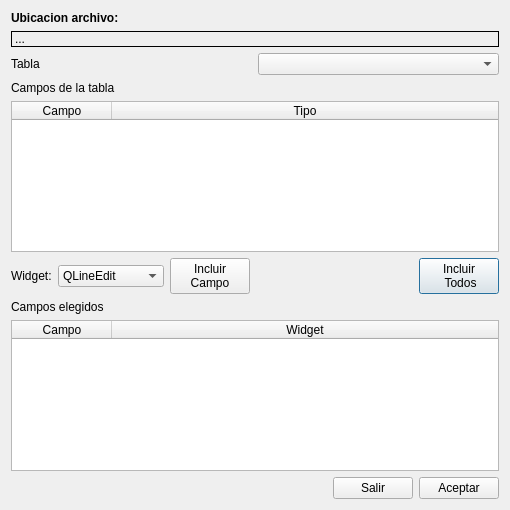
Old version of the form gui/seleccionar_campos.ui in the repository jonathanferreyra/Plasta-GUI-Maker.
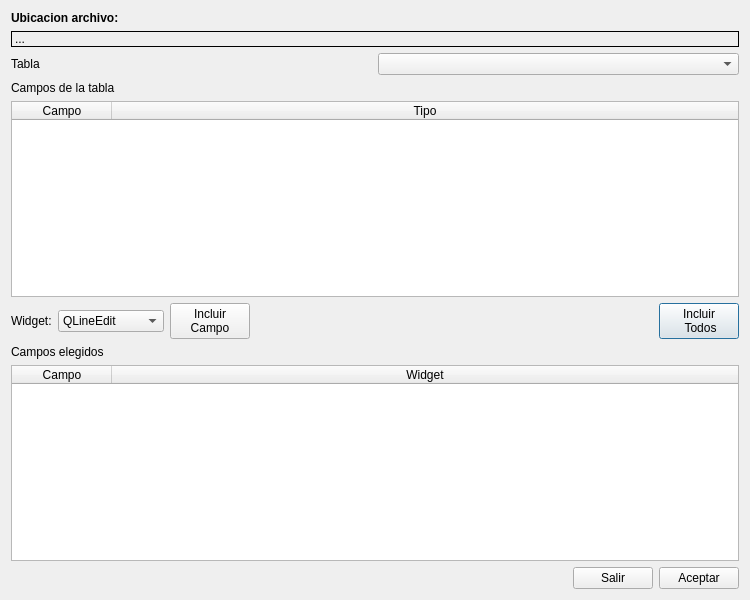
New version of the form.

```diff
--- a/gui/seleccionar_campos.ui
+++ b/gui/seleccionar_campos.ui
@@ -6,8 +6,8 @@
    <rect>
     <x>0</x>
     <y>0</y>
-    <width>510</width>
-    <height>510</height>
+    <width>750</width>
+    <height>600</height>
    </rect>
   </property>
   <property name="windowTitle">
```
Left out of the diff: 8 changed lines with no effect on the pictures.
